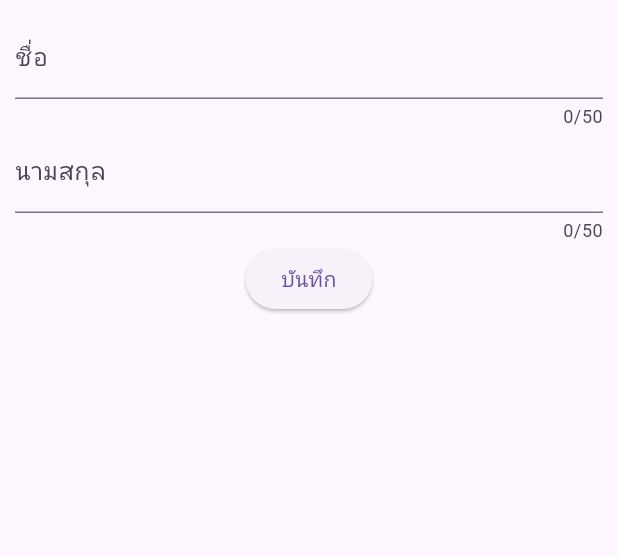
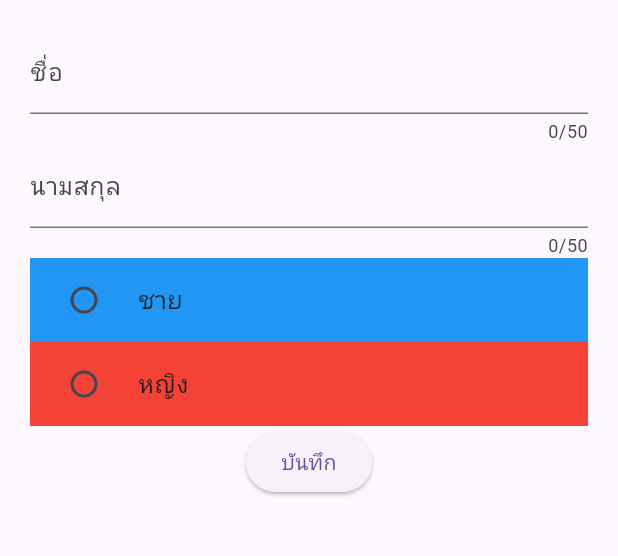
Before and after one commit to CableBK/flutter_input, a Flutter app: the screen it shows after launch, on a phone screen of 412 x 824 dp, the part 84-640 px from its top. Run offline on Flutter 3.47's test engine with Material 3 defaults, Android fonts, the phone set to English and light mode, and no system bars.

Commit message:
update Radio

```diff
--- a/flutter_input/lib/main.dart
+++ b/flutter_input/lib/main.dart
@@ -7,6 +7,7 @@ class MainApp extends StatelessWidget {
   @override
   Widget build(BuildContext context) {
     return MaterialApp(
+      debugShowCheckedModeBanner: false,
       title: 'ลงทะเบียน',
       home: HomeScreen(),
     );
--- a/flutter_input/lib/screens/home_screen.dart
+++ b/flutter_input/lib/screens/home_screen.dart
@@ -1,8 +1,14 @@
 import 'package:flutter/material.dart';
 
-class HomeScreen extends StatelessWidget {
+class HomeScreen extends StatefulWidget {
+  @override
+  State<HomeScreen> createState() => _HomeScreenState();
+}
+
+class _HomeScreenState extends State<HomeScreen> {
   final nameController = TextEditingController();
   final surnameController = TextEditingController();
+  var gender = '';
 
   @override
   Widget build(BuildContext context) {
@@ -13,14 +19,16 @@ class HomeScreen extends StatelessWidget {
       ),
       body: SingleChildScrollView(
         child: Container(
-          padding: EdgeInsets.all(10),
+          padding: EdgeInsets.all(20),
           child: Column(
             children: [
               buildTextField(),
+              buildRadio(),
               ElevatedButton(
                   onPressed: () {
                     print(
                         'Name = ${nameController.text} ${surnameController.text}');
+                    print('Gender : $gender');
                   },
                   child: Text('บันทึก'))
             ],
@@ -29,6 +37,29 @@ class HomeScreen extends StatelessWidget {
       ),
     );
   }
+
+  Widget buildRadio() => Column(
+        children: [
+          RadioListTile(
+            tileColor: Colors.blue,
+            title: Text('ชาย'),
+            value: 'male',
+            groupValue: gender,
+            onChanged: (value) => setState(() => gender = value.toString()),
+          ),
+          RadioListTile(
+            tileColor: Colors.red,
+            title: Text('หญิง'),
+            value: 'female',
+            groupValue: gender, //ได้แล้ว ใส่ gender เป็น สตริง เฉยย
+            onChanged: (value) {
+              setState(() {
+                gender = value.toString();
+              }); //ลองทั้งสองแบบ แต่ไม่ยอมอัปเดต UI
+            },
+          ),
+        ],
+      );
 
   Widget buildTextField() => Column(
         children: [
```
